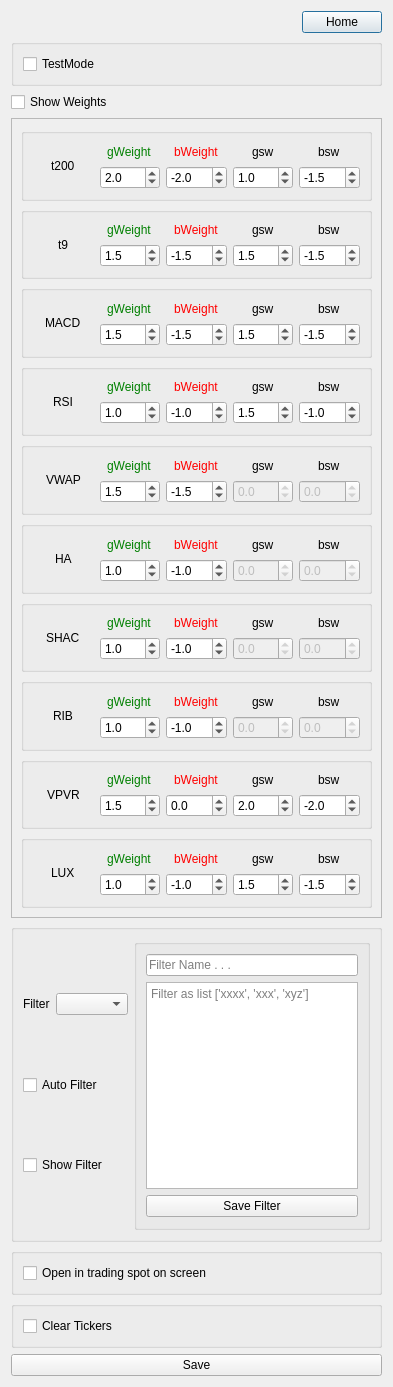
Kataki-Takanashi/Halal-Stock-Organizer, file stock-watchlist/Settings.ui: the form before one commit.
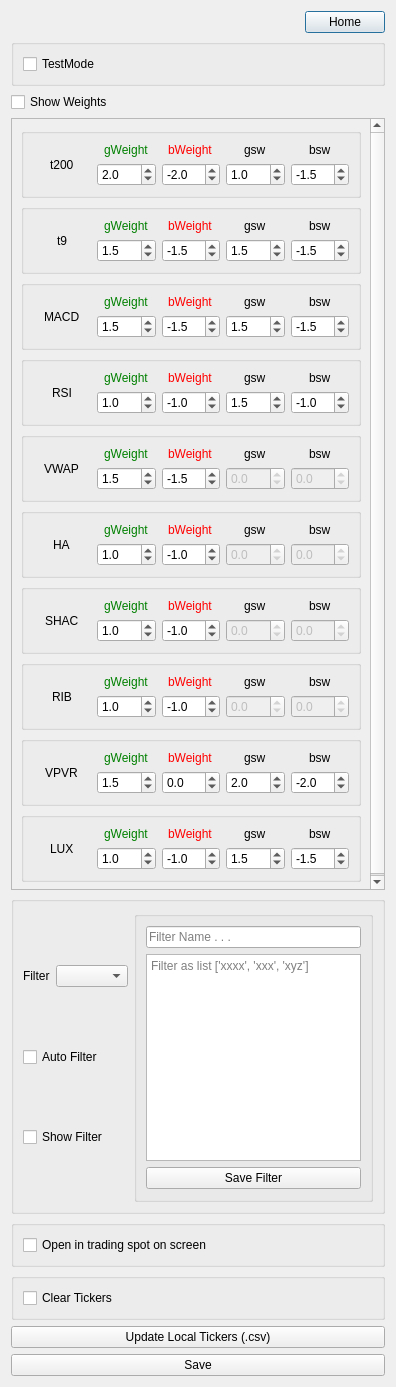
The form after the commit.

Commit message: V2.3 Added DB Update from CSV Button

The edit to the form file:
```diff
--- a/stock-watchlist/Settings.ui
+++ b/stock-watchlist/Settings.ui
@@ -6,7 +6,7 @@
             <rect>
                 <x>0</x>
                 <y>0</y>
-                <width>393</width>
+                <width>396</width>
                 <height>1387</height>
             </rect>
         </property>
@@ -76,7 +76,7 @@
                             <rect>
                                 <x>0</x>
                                 <y>0</y>
-                                <width>367</width>
+                                <width>370</width>
                                 <height>938</height>
                             </rect>
                         </property>
@@ -1898,6 +1898,13 @@
                     </layout>
                 </widget>
             </item>
+            <item>
+                <widget class="QPushButton" name="UpdateLocalDB_button">
+                    <property name="text">
+                        <string>Update Local Tickers (.csv)</string>
+                    </property>
+                </widget>
+            </item>
             <item>
                 <widget class="QPushButton" name="saveButton">
                     <property name="text">
```
The commit also changes 6 other files.
